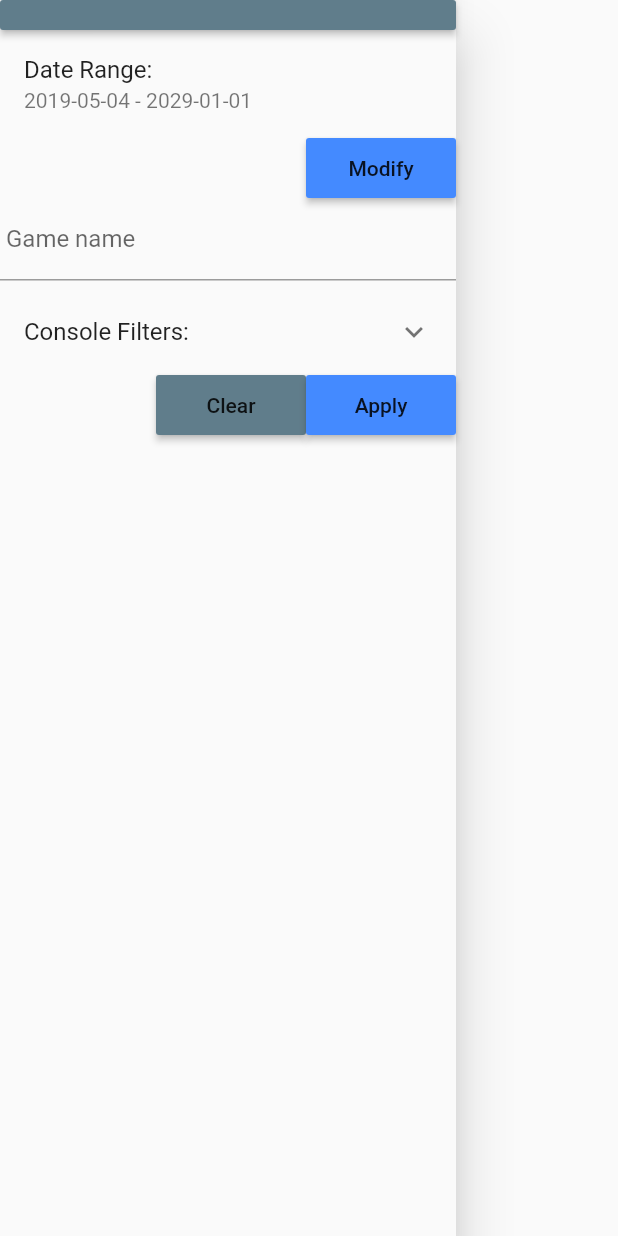
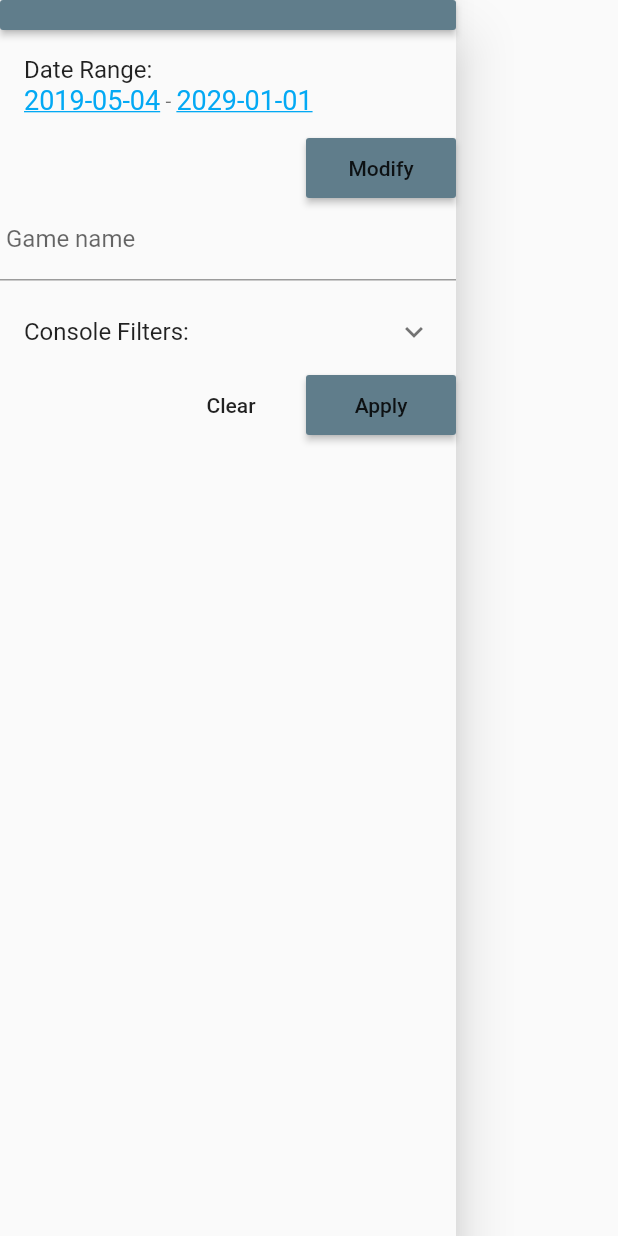
Before and after one commit to Halahala1993/flutter_vg_releases, a Flutter app: the FilterWidget widget shown alone on an empty page, opened directly, on a phone screen of 412 x 824 dp. Run offline on Flutter 3.47's test engine with Material 2 defaults, Android fonts, the phone set to English and light mode, and no system bars; our stand-ins replace auto_size_text, bloc, cached_network_image, dio, equatable, flutter_bloc and 4 more; missing offline and left inert: date_range_picker; accounts and stored records are empty.

Commit message:
Minor UI changes for Filter drawer

```diff
--- a/lib/screens/filter_widget.dart
+++ b/lib/screens/filter_widget.dart
@@ -59,7 +59,7 @@ class _FilterWidgetState extends State<FilterWidget> with SingleTickerProviderSt
               height: 40,
               child: RaisedButton(
                 child: Text("Modify"),
-                color: Colors.blueAccent,
+                color: Colors.blueGrey,
                 onPressed: () {
                   buildDatePickerRangeDialog();
                 },
@@ -117,9 +117,8 @@ class _FilterWidgetState extends State<FilterWidget> with SingleTickerProviderSt
                 child: Container(
                   width: 100,
                   height: 40,
-                  child: RaisedButton(
+                  child: FlatButton(
                     child: Text("Clear"),
-                    color: Colors.blueGrey,
                     onPressed: () {
                       clearFilters();
                     },
@@ -133,7 +132,7 @@ class _FilterWidgetState extends State<FilterWidget> with SingleTickerProviderSt
                   height: 40,
                   child: RaisedButton(
                     child: Text("Apply"),
-                    color: Colors.blueAccent,
+                    color: Colors.blueGrey,
                     onPressed: () {
                       applyFilters();
                     },
@@ -151,7 +150,14 @@ class _FilterWidgetState extends State<FilterWidget> with SingleTickerProviderSt
 
   buildTappableDate(DateTime gameDate) {
     return InkWell(
-      child: Text(DateUtil.formatDate(gameDate)),
+      child: Text(
+          DateUtil.formatDate(gameDate),
+        style: TextStyle(
+          fontSize: 18,
+          color: Colors.lightBlue,
+          decoration: TextDecoration.underline
+        ),
+      ),
       onTap: () {
         buildDatePickerDialog(gameDate);
         print(gameDate);
```
